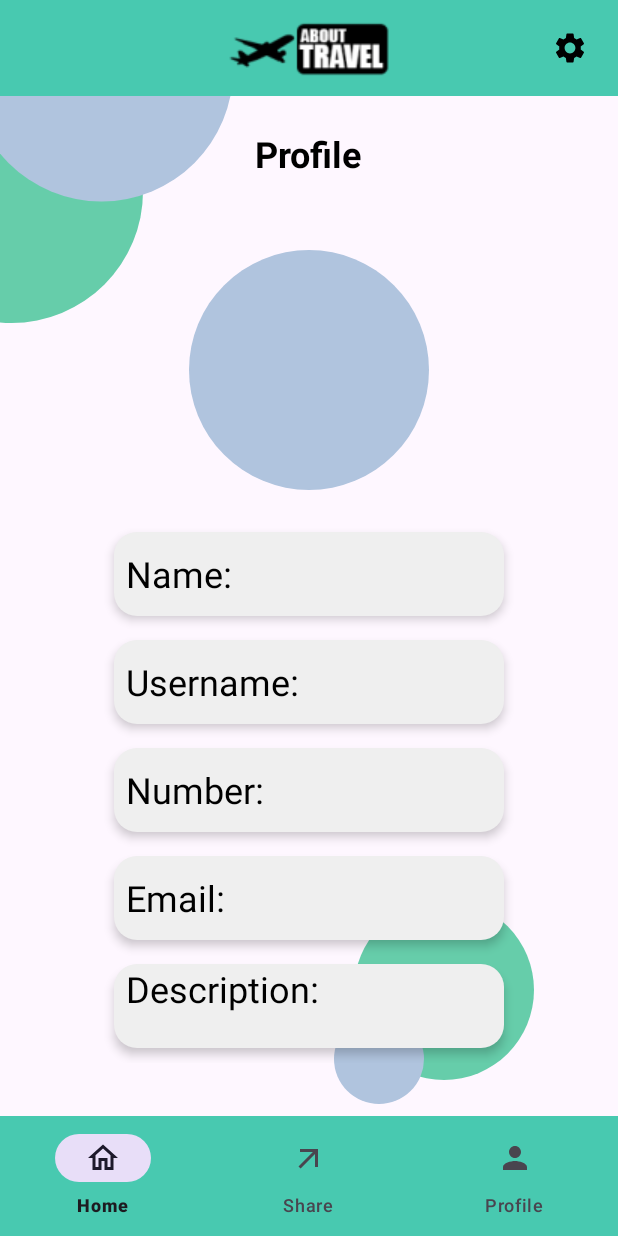
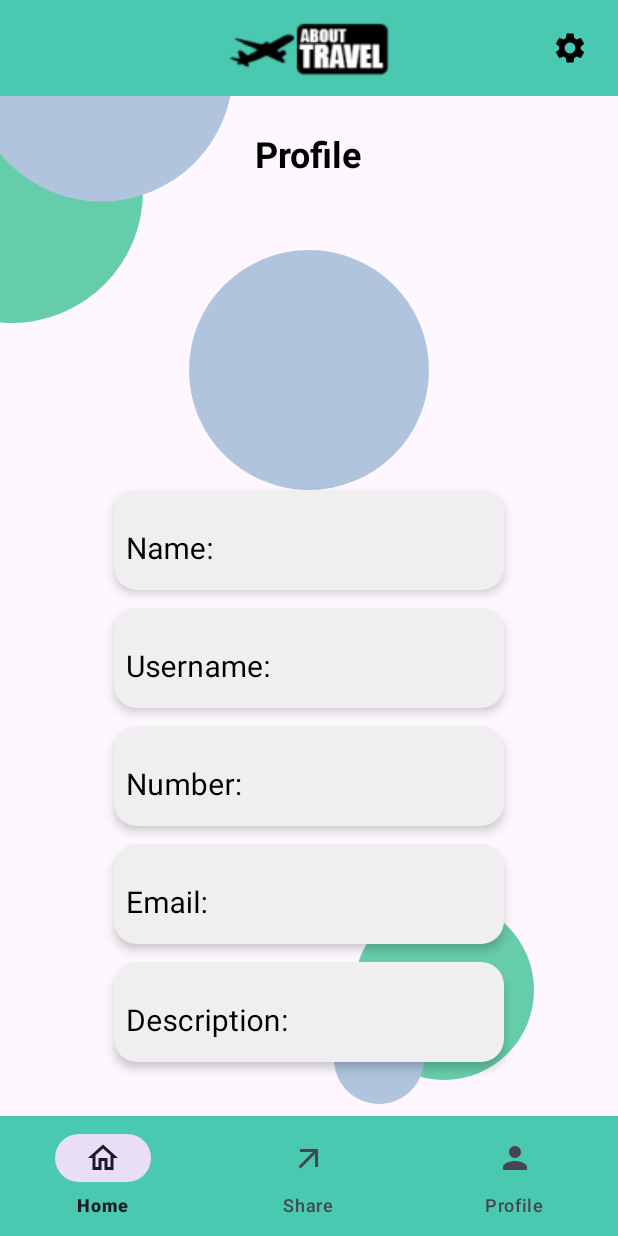
Before and after one commit to Fonntes/AboutTravel, an Android app: the ProfileFragment screen opened through its navigation route, on a phone screen of 412 x 824 dp. Run offline under Robolectric (Android 15) with nearby library versions, the phone set to English and light mode, and no system bars; our stand-ins replace Picasso, Room's generated code; pictures from the network do not load.

Commit message:
Infos Perfil

```diff
--- a/app/src/main/java/com/example/abouttravel/pages/home/ProfileFragment.kt
+++ b/app/src/main/java/com/example/abouttravel/pages/home/ProfileFragment.kt
@@ -4,19 +4,36 @@ import android.os.Bundle
 import android.view.LayoutInflater
 import android.view.View
 import android.view.ViewGroup
+import android.widget.EditText
 import android.widget.ImageView
 import androidx.fragment.app.Fragment
+import androidx.lifecycle.Observer
+import androidx.lifecycle.ViewModelProvider
 import androidx.navigation.fragment.findNavController
 import com.example.abouttravel.R
+import com.example.abouttravel.data.entities.Session
+import com.example.abouttravel.data.vm.SessionViewModel
 import com.google.android.material.bottomnavigation.BottomNavigationView
 
 class ProfileFragment : Fragment() {
+    private lateinit var sessionViewModel: SessionViewModel
+
     override fun onCreateView(
         inflater: LayoutInflater, container: ViewGroup?,
         savedInstanceState: Bundle?
     ): View? {
+        // Inicialização do ViewModel
+        sessionViewModel = ViewModelProvider(this).get(SessionViewModel::class.java)
 
         val view = inflater.inflate(R.layout.fragment_profile, container, false)
+
+        // Observa mudanças na sessão e atualiza UI
+        sessionViewModel.session.observe(viewLifecycleOwner, Observer { session ->
+            session?.let {
+                // Atualiza a UI com os dados da sessão
+                updateProfileUI(session)
+            }
+        })
 
         val settings = view.findViewById<ImageView>(R.id.settings)
 
@@ -38,11 +55,21 @@ class ProfileFragment : Fragment() {
                     findNavController().navigate(R.id.action_profileFragment_to_shareFragment)
                     true
                 }
-
                 else -> false
             }
         }
 
         return view
     }
+
+    private fun updateProfileUI(session: Session) {
+        view?.findViewById<EditText>(R.id.nameField)?.setText(session.name)
+        view?.findViewById<EditText>(R.id.usernameField)?.setText("N/A")
+        view?.findViewById<EditText>(R.id.numberField)?.setText(session.phoneNumber)
+        view?.findViewById<EditText>(R.id.emailField)?.setText(session.email)
+        view?.findViewById<EditText>(R.id.descriptionField)?.setText(session.description)
+
+        // Caso Tivessemos imagem
+        // Exemplo: Picasso.get().load(session.profilePicture).into(profileImageView)
+    }
 }
--- a/app/src/main/res/layout/fragment_profile.xml
+++ b/app/src/main/res/layout/fragment_profile.xml
@@ -99,75 +99,115 @@
                         android:layout_marginTop="48dp"
                         android:background="@drawable/circle_blue" />
 
-                    <TextView
+                    <com.google.android.material.textfield.TextInputLayout
+                        android:id="@+id/nameFieldLayout"
+                        android:layout_width="260dp"
+                        android:layout_height="wrap_content"
+                        android:hint="@string/Name"
+                        android:layout_marginBottom="12dp"
+                        android:elevation="4dp"
+                        android:textColorHint="@android:color/black"
+                        android:background="@drawable/rounded_corners"
+                        style="@style/NoBorderTextInputLayout">
+
+                        <com.google.android.material.textfield.TextInputEditText
                             android:id="@+id/nameField"
-                        android:layout_width="260dp"
+                            android:layout_width="match_parent"
                             android:layout_height="56dp"
-                        android:layout_marginTop="28dp"
-                        android:background="@drawable/rounded_corners"
                             android:textColorHint="@android:color/black"
                             android:textColor="@android:color/black"
+                            android:textSize="20sp"
+                            android:paddingStart="8dp"
+                            style="@style/NoBorderTextInputEditText" />
+                    </com.google.android.material.textfield.TextInputLayout>
+
+                    <com.google.android.material.textfield.TextInputLayout
+                        android:id="@+id/userNameFieldLayout"
+                        android:layout_width="260dp"
+                        android:layout_height="wrap_content"
+                        android:hint="@string/Username"
+                        android:layout_marginBottom="12dp"
                         android:elevation="4dp"
-                        android:hint="@string/Name"
-                        android:paddingStart="8dp"
-                        android:textSize="24sp"
-                        android:gravity="center_vertical"/>
+                        android:textColorHint="@android:color/black"
+                        android:background="@drawable/rounded_corners"
+                        style="@style/NoBorderTextInputLayout">
 
-                    <TextView
+                        <com.google.android.material.textfield.TextInputEditText
                             android:id="@+id/usernameField"
-                        android:layout_width="260dp"
+                            android:layout_width="match_parent"
                             android:layout_height="56dp"
-                        android:background="@drawable/rounded_corners"
                             android:textColorHint="@android:color/black"
                             android:textColor="@android:color/black"
+                            android:textSize="20sp"
+                            android:paddingStart="8dp"
+                            style="@style/NoBorderTextInputEditText" />
+                    </com.google.android.material.textfield.TextInputLayout>
+
+                    <com.google.android.material.textfield.TextInputLayout
+                        android:id="@+id/numberFieldLayout"
+                        android:layout_width="260dp"
+                        android:layout_height="wrap_content"
+                        android:hint="@string/Number"
+                        android:layout_marginBottom="12dp"
                         android:elevation="4dp"
-                        android:hint="@string/Username"
-                        android:layout_marginTop="16dp"
-                        android:paddingStart="8dp"
-                        android:textSize="24sp"
-                        android:gravity="center_vertical"/>
+                        android:textColorHint="@android:color/black"
+                        android:background="@drawable/rounded_corners"
+                        style="@style/NoBorderTextInputLayout">
 
-                    <TextView
+                        <com.google.android.material.textfield.TextInputEditText
                             android:id="@+id/numberField"
-                        android:layout_width="260dp"
+                            android:layout_width="match_parent"
                             android:layout_height="56dp"
-                        android:background="@drawable/rounded_corners"
                             android:textColorHint="@android:color/black"
                             android:textColor="@android:color/black"
+                            android:textSize="20sp"
+                            android:paddingStart="8dp"
+                            style="@style/NoBorderTextInputEditText" />
+                    </com.google.android.material.textfield.TextInputLayout>
+
+                    <com.google.android.material.textfield.TextInputLayout
+                        android:id="@+id/emailFieldLayout"
+                        android:layout_width="260dp"
+                        android:layout_height="wrap_content"
+                        android:hint="@string/Email"
+                        android:layout_marginBottom="12dp"
                         android:elevation="4dp"
-                        android:hint="@string/Number"
-                        android:layout_marginTop="16dp"
-                        android:paddingStart="8dp"
-                        android:textSize="24sp"
-                        android:gravity="center_vertical"/>
+                        android:textColorHint="@android:color/black"
+                        android:background="@drawable/rounded_corners"
+                        style="@style/NoBorderTextInputLayout">
 
-                    <TextView
+                        <com.google.android.material.textfield.TextInputEditText
                             android:id="@+id/emailField"
-                        android:layout_width="260dp"
+                            android:layout_width="match_parent"
                             android:layout_height="56dp"
-                        android:background="@drawable/rounded_corners"
                             android:textColorHint="@android:color/black"
                             android:textColor="@android:color/black"
+                            android:textSize="20sp"
+                            android:paddingStart="8dp"
+                            style="@style/NoBorderTextInputEditText" />
+                    </com.google.android.material.textfield.TextInputLayout>
+
+                    <com.google.android.material.textfield.TextInputLayout
+                        android:id="@+id/descriptionFieldLayout"
+                        android:layout_width="260dp"
+                        android:layout_height="wrap_content"
+                        android:hint="@string/Description"
+                        android:layout_marginBottom="12dp"
                         android:elevation="4dp"
-                        android:hint="@string/Email"
-                        android:layout_marginTop="16dp"
+                        android:textColorHint="@android:color/black"
+                        android:background="@drawable/rounded_corners"
+                        style="@style/NoBorderTextInputLayout">
+
+                        <com.google.android.material.textfield.TextInputEditText
+                            android:id="@+id/descriptionField"
+                            android:layout_width="match_parent"
+                            android:layout_height="56dp"
+                            android:textColorHint="@android:color/black"
+                            android:textColor="@android:color/black"
+                            android:textSize="20sp"
                             android:paddingStart="8dp"
-                        android:textSize="24sp"
-                        android:gravity="center_vertical"/>
-
-                    <TextView
-                        android:id="@+id/descriptionField"
-                        android:layout_width="260dp"
-                        android:layout_height="56dp"
-                        android:layout_marginTop="16dp"
-                        android:layout_marginBottom="10dp"
-                        android:background="@drawable/rounded_corners"
-                        android:elevation="4dp"
-                        android:hint="@string/Description"
-                        android:paddingStart="8dp"
-                        android:textColor="@android:color/black"
-                        android:textColorHint="@android:color/black"
-                        android:textSize="24sp" />
+                            style="@style/NoBorderTextInputEditText" />
+                    </com.google.android.material.textfield.TextInputLayout>
                 </LinearLayout>
 
             </ScrollView>
```
Lines whose indentation alone changed are shown as unchanged.
